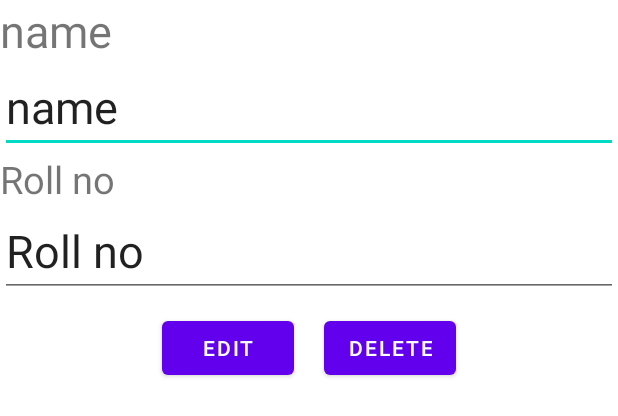
After one commit to amanpreeto7/RecyclerCRUD, an Android app: the layout edit_layout.xml on its own in the app's theme, with its tools: preview values and no code run, on a phone screen of 412 x 824 dp. The commit adds this screen. Shown: the top 416 px of the screen. Run offline under Robolectric (Android 15) with nearby library versions, the phone set to English and light mode, and no system bars.

Commit message:
Layouts added

```diff
--- /dev/null
+++ b/app/src/main/res/layout/edit_layout.xml
@@ -0,0 +1,54 @@
+<?xml version="1.0" encoding="utf-8"?>
+<LinearLayout xmlns:android="http://schemas.android.com/apk/res/android"
+    android:orientation="vertical"
+    android:layout_width="match_parent"
+    android:layout_height="match_parent">
+    <TextView
+        android:layout_width="wrap_content"
+        android:layout_height="wrap_content"
+        android:id="@+id/tvName"
+        android:text="@string/name"
+        android:textSize="@dimen/size_30sp"
+        />
+    <EditText
+        android:layout_width="match_parent"
+        android:layout_height="wrap_content"
+        android:id="@+id/etName"
+        android:text="@string/name"
+        android:textSize="@dimen/size_30sp"
+        />
+    <TextView
+        android:layout_width="wrap_content"
+        android:layout_height="wrap_content"
+        android:id="@+id/tvRollNo"
+        android:text="@string/rollno"
+        android:inputType="textPersonName"
+        android:textSize="@dimen/size_25sp"
+        />
+    <EditText
+        android:layout_width="match_parent"
+        android:layout_height="wrap_content"
+        android:id="@+id/etRollNo"
+        android:text="@string/rollno"
+        android:inputType="number"
+        android:digits="1234567890"
+        android:textSize="@dimen/size_30sp" />
+
+    <LinearLayout
+        android:layout_width="match_parent"
+        android:layout_height="wrap_content"
+        android:gravity="center">
+        <Button
+            android:layout_width="wrap_content"
+            android:layout_height="wrap_content"
+            android:id="@+id/btnEdit"
+            android:layout_margin="@dimen/margin_10dp"
+            android:text="@string/edit"/>
+        <Button
+            android:layout_width="wrap_content"
+            android:layout_height="wrap_content"
+            android:id="@+id/btnDelete"
+            android:layout_margin="@dimen/margin_10dp"
+            android:text="@string/delete"/>
+    </LinearLayout>
+</LinearLayout>
--- /dev/null
+++ b/app/src/main/res/values/dimens.xml
@@ -0,0 +1,6 @@
+<?xml version="1.0" encoding="utf-8"?>
+<resources>
+    <dimen name="size_30sp">30sp</dimen>
+    <dimen name="size_25sp">25sp</dimen>
+    <dimen name="margin_10dp">10dp</dimen>
+</resources>
--- a/app/src/main/res/values/strings.xml
+++ b/app/src/main/res/values/strings.xml
@@ -1,3 +1,8 @@
 <resources>
     <string name="app_name">RecyclerCRUD</string>
+    <string name="name">name</string>
+    <string name="rollno">Roll no</string>
+    <string name="edit">Edit</string>
+    <string name="delete">Delete</string>
+    <string name="add">Add</string>
 </resources>
```
Also changed, not shown: app/src/main/res/layout/add_layout.xml (added, +44 -0 lines), app/src/main/res/layout/item_rv_layout.xml (added, +22 -0 lines).
